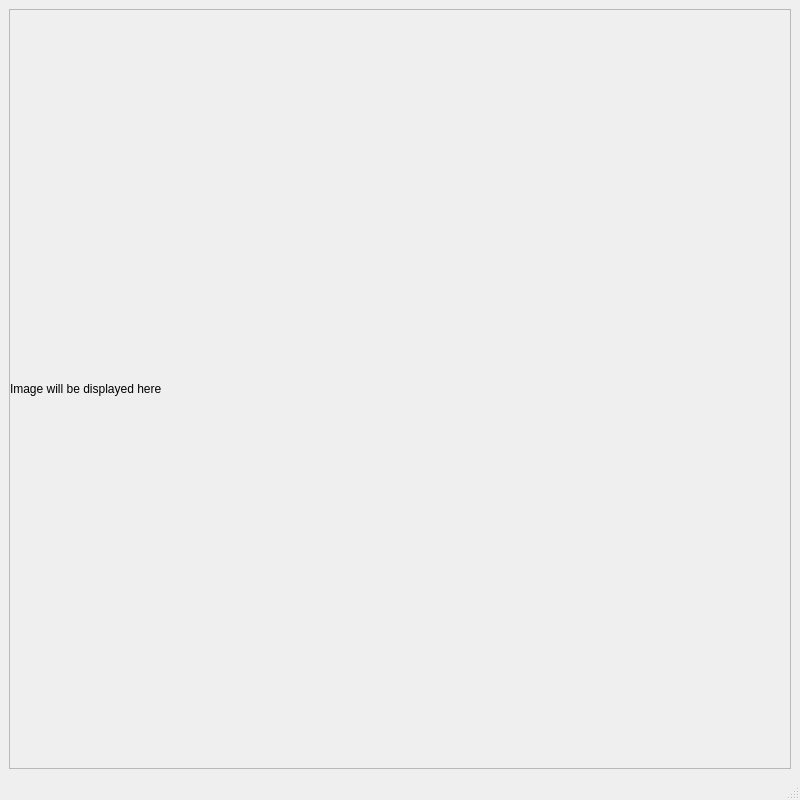
Qt form slide_analysis/UI/main_layout.ui (Vozf/full-slide-image-analysis) before a commit.
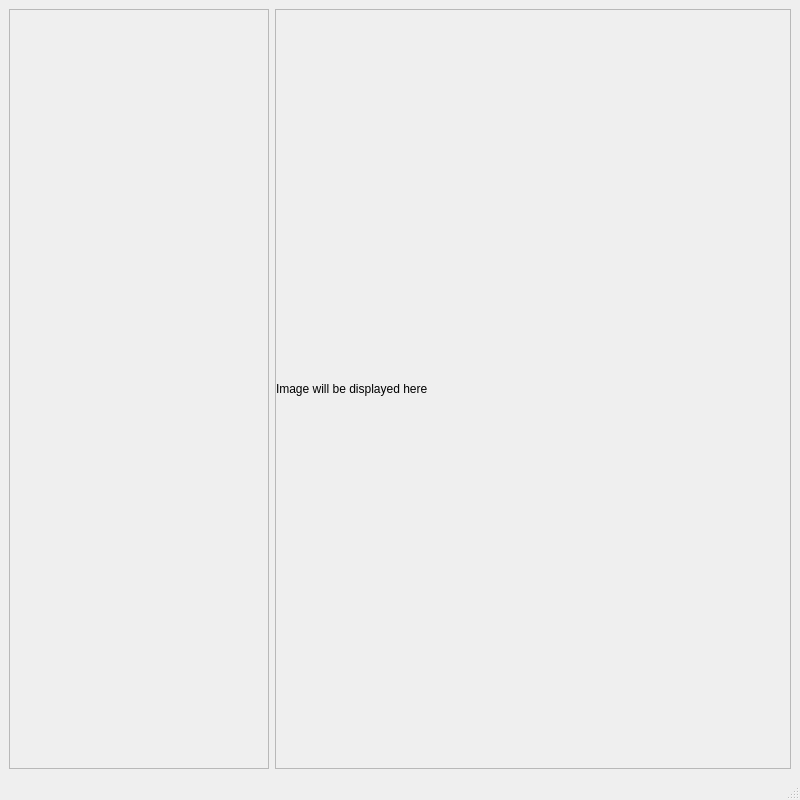
The same form after that commit.

Commit message: top n representation wrapped with scroll area. Minor Ui fixes

Diff of the .ui file:
```diff
--- a/slide_analysis/UI/main_layout.ui
+++ b/slide_analysis/UI/main_layout.ui
@@ -15,6 +15,29 @@
   </property>
   <widget class="QWidget" name="centralwidget">
    <layout class="QGridLayout" name="gridLayout">
+    <item row="0" column="0">
+     <widget class="QScrollArea" name="topImagesScrollArea">
+      <property name="maximumSize">
+       <size>
+        <width>260</width>
+        <height>16777215</height>
+       </size>
+      </property>
+      <property name="widgetResizable">
+       <bool>true</bool>
+      </property>
+      <widget class="QWidget" name="topImagesScrollAreaWidgetContents">
+       <property name="geometry">
+        <rect>
+         <x>0</x>
+         <y>0</y>
+         <width>258</width>
+         <height>736</height>
+        </rect>
+       </property>
+      </widget>
+     </widget>
+    </item>
     <item row="0" column="1">
      <widget class="QScrollArea" name="scrollArea">
       <property name="sizeAdjustPolicy">
@@ -28,7 +51,7 @@
         <rect>
          <x>0</x>
          <y>0</y>
-         <width>772</width>
+         <width>514</width>
          <height>736</height>
         </rect>
        </property>
```
Left out of the diff: 7 changed lines with no effect on the pictures. The commit also changes 2 other files.
